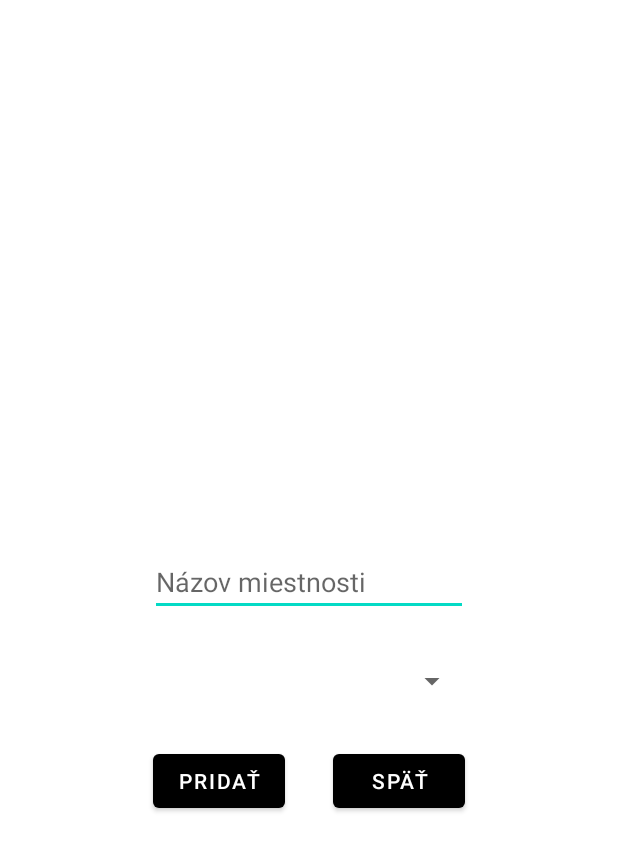
After one commit to lukypuky/SmartHome, an Android app: the layout activity_add_room_popup.xml on its own in the app's theme, with its tools: preview values and no code run, on a phone screen of 412 x 824 dp. The commit adds this screen. Shown: the top 851 px of the screen. Run offline under Robolectric (Android 15) with nearby library versions, the phone set to English and light mode, and no system bars; Roboto replaces fonts that are not available here.

Commit message:
pridany dialog screen pre pridavanie miestnosti

```diff
--- a/app/src/main/AndroidManifest.xml
+++ b/app/src/main/AndroidManifest.xml
@@ -9,7 +9,7 @@
         android:roundIcon="@mipmap/ic_launcher_round"
         android:supportsRtl="true"
         android:theme="@style/Theme.SmartHome">
-        <activity android:name=".main.AddRoom_screen"></activity>
+        <activity android:name=".main.AddRoom_popup"></activity>
         <activity android:name=".schemas.Schemas_screen" />
         <activity android:name=".settings.Settings_screen" />
         <activity android:name=".profile.Profile_screen" />
--- /dev/null
+++ b/app/src/main/res/layout/activity_add_room_popup.xml
@@ -0,0 +1,67 @@
+<?xml version="1.0" encoding="utf-8"?>
+<androidx.constraintlayout.widget.ConstraintLayout xmlns:android="http://schemas.android.com/apk/res/android"
+    xmlns:app="http://schemas.android.com/apk/res-auto"
+    xmlns:tools="http://schemas.android.com/tools"
+    android:layout_width="match_parent"
+    android:layout_height="match_parent"
+    android:orientation="vertical"
+    tools:context=".main.AddRoom_popup">
+
+    <EditText
+        android:id="@+id/roomName"
+        android:layout_width="0dp"
+        android:layout_height="wrap_content"
+        android:layout_marginStart="100dp"
+        android:layout_marginTop="390dp"
+        android:layout_marginEnd="100dp"
+        android:layout_marginBottom="5dp"
+        android:ems="10"
+        android:hint="Názov miestnosti"
+        android:inputType="textPersonName"
+        app:layout_constraintBottom_toTopOf="@+id/roomType"
+        app:layout_constraintEnd_toEndOf="parent"
+        app:layout_constraintStart_toStartOf="parent"
+        app:layout_constraintTop_toTopOf="parent" />
+
+    <Spinner
+        android:id="@+id/roomType"
+        android:layout_width="0dp"
+        android:layout_height="45dp"
+        android:layout_marginStart="100dp"
+        android:layout_marginTop="15dp"
+        android:layout_marginEnd="100dp"
+        app:layout_constraintBottom_toTopOf="@+id/saveRoomButton"
+        app:layout_constraintEnd_toEndOf="parent"
+        app:layout_constraintStart_toStartOf="parent"
+        app:layout_constraintTop_toBottomOf="@+id/roomName" />
+
+    <Button
+        android:id="@+id/saveRoomButton"
+        android:layout_width="wrap_content"
+        android:layout_height="wrap_content"
+        android:layout_marginStart="100dp"
+        android:layout_marginTop="20dp"
+        android:layout_marginEnd="15dp"
+        android:layout_marginBottom="304dp"
+        android:text="Pridať"
+        app:layout_constraintBottom_toBottomOf="parent"
+        app:layout_constraintEnd_toStartOf="@+id/unsaveRoomButton"
+        app:layout_constraintStart_toStartOf="parent"
+        app:layout_constraintTop_toBottomOf="@+id/roomType" />
+
+    <Button
+        android:id="@+id/unsaveRoomButton"
+        android:layout_width="wrap_content"
+        android:layout_height="wrap_content"
+        android:layout_marginStart="15dp"
+        android:layout_marginTop="20dp"
+        android:layout_marginEnd="100dp"
+        android:layout_marginBottom="304dp"
+        android:text="Späť"
+        app:layout_constraintBottom_toBottomOf="parent"
+        app:layout_constraintEnd_toEndOf="parent"
+        app:layout_constraintStart_toEndOf="@+id/saveRoomButton"
+        app:layout_constraintTop_toBottomOf="@+id/roomType"
+        app:layout_constraintVertical_bias="0.0" />
+
+</androidx.constraintlayout.widget.ConstraintLayout>
```
Also changed, not shown: app/src/main/java/com/example/smarthome/main/AddRoom_popup.java (renamed from app/src/main/java/com/example/smarthome/main/AddRoom_screen.java, +6 -3 lines), app/src/main/java/com/example/smarthome/main/Main_screen.java (+75 -10 lines), app/src/main/res/layout/activity_add_room_screen.xml (deleted, +0 -18 lines), app/src/main/res/values/strings.xml (+10 -0 lines).
